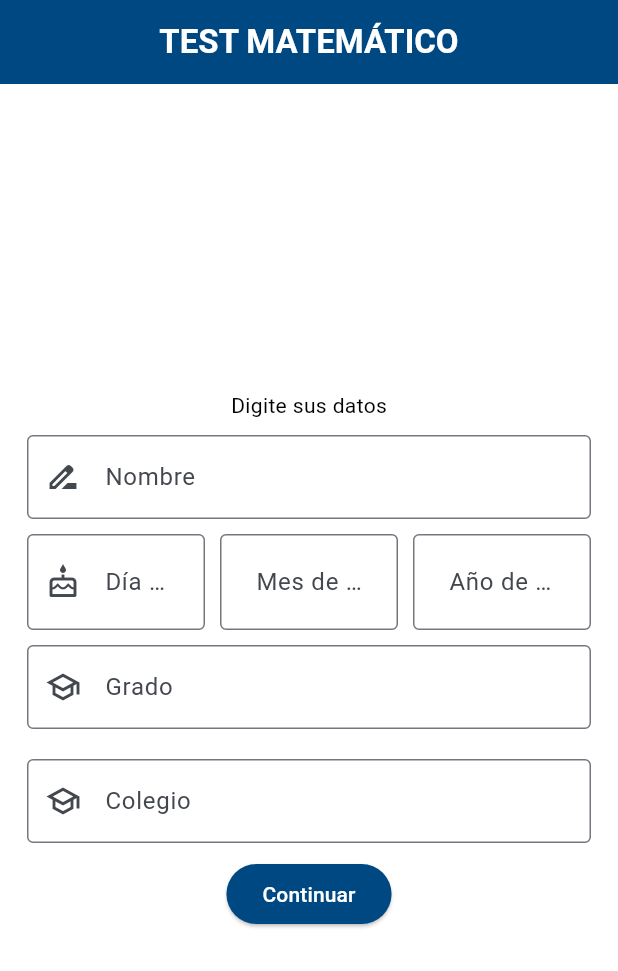
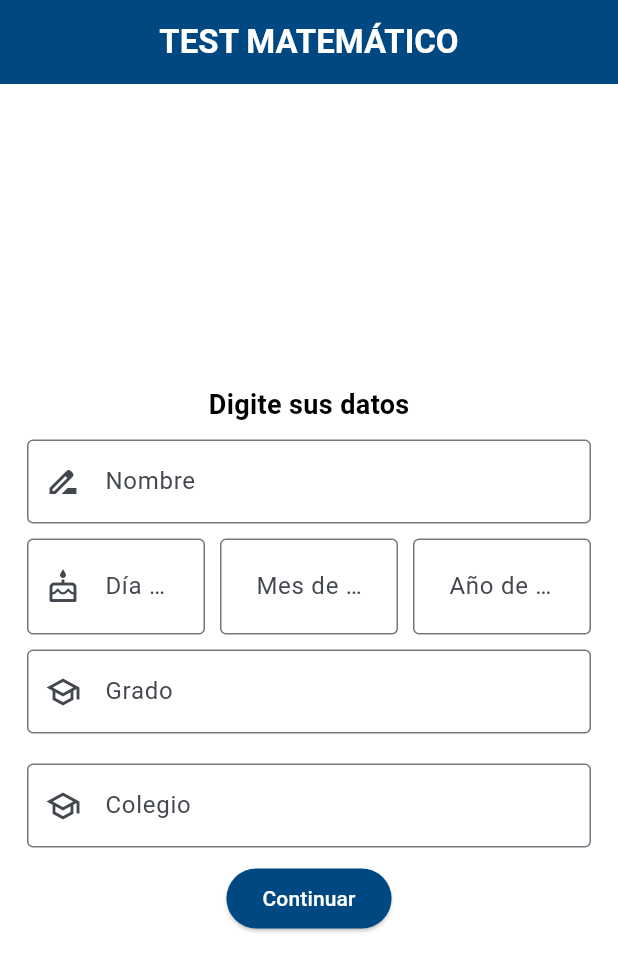
Before and after one commit to DDuserman/proyectomath, a Flutter app: the screen it shows after launch, after a tap on "Login", after a tap on "Signup", on a phone screen of 412 x 824 dp. Shown: the top 971 px of the screen. Run offline on Flutter 3.47's test engine with Material 2 defaults, Android fonts, the phone set to English and light mode, and no system bars; our stand-ins replace flex_color_scheme, get.

Commit message:
hola sebas

```diff
--- a/lib/ui/pages/login_page.dart
+++ b/lib/ui/pages/login_page.dart
@@ -32,10 +32,10 @@ class _LoginState extends State<LoginPage> {
             child: Column(
               mainAxisAlignment: MainAxisAlignment.center,
               children: <Widget>[
-                const Text(
-                  'Digite sus datos',
-                  //textAlign: TextAlign.left
-                ),
+                const Text('Digite sus datos',
+                    style: TextStyle(
+                        fontSize: 18,
+                        fontWeight: FontWeight.bold)),
                 // USUARIO
                 Padding(
                   padding: const EdgeInsets.all(10.0),
--- a/lib/ui/pages/page1.dart
+++ b/lib/ui/pages/page1.dart
@@ -36,10 +36,10 @@ class _Page1State extends State<Page1> {
             child: Column(
               mainAxisAlignment: MainAxisAlignment.center,
               children: <Widget>[
-                const Text(
-                  'Digite sus datos',
-                  //textAlign: TextAlign.left
-                ),
+                Text('Digite sus datos',
+                    style: TextStyle(
+                        fontSize: 18,
+                        fontWeight: FontWeight.bold)),
                 // NOMBRE
                 Padding(
                   padding: const EdgeInsets.all(10.0),
```
